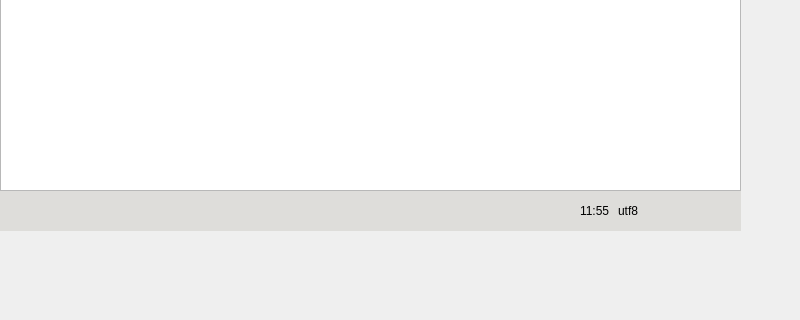
Qt form widget.ui (Bannirui/my-note) before a commit; both pictures show x 0 to 800 and y 280 to 600 of the 800 by 600 pixel window.
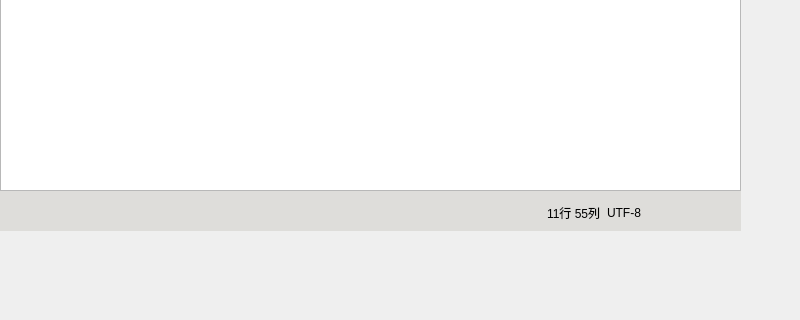
The same form after that commit. Icons and pictures are not drawn.

Diff of the .ui file:
```diff
--- a/widget.ui
+++ b/widget.ui
@@ -142,27 +142,56 @@
       <widget class="QWidget" name="layoutWidget">
        <property name="geometry">
         <rect>
-         <x>580</x>
+         <x>280</x>
          <y>10</y>
-         <width>69</width>
-         <height>20</height>
+         <width>381</width>
+         <height>24</height>
         </rect>
        </property>
        <layout class="QHBoxLayout" name="horizontalLayout_2">
+        <item>
+         <spacer name="horizontalSpacer">
+          <property name="orientation">
+           <enum>Qt::Orientation::Horizontal</enum>
+          </property>
+          <property name="sizeHint" stdset="0">
+           <size>
+            <width>40</width>
+            <height>20</height>
+           </size>
+          </property>
+         </spacer>
+        </item>
         <item>
          <widget class="QLabel" name="pos">
           <property name="text">
-           <string>11:55</string>
+           <string>11行 55列</string>
           </property>
          </widget>
         </item>
         <item>
          <widget class="QLabel" name="codec">
           <property name="text">
-           <string>utf8</string>
+           <string>UTF-8</string>
           </property>
          </widget>
         </item>
+        <item>
+         <spacer name="horizontalSpacer_3">
+          <property name="orientation">
+           <enum>Qt::Orientation::Horizontal</enum>
+          </property>
+          <property name="sizeType">
+           <enum>QSizePolicy::Policy::Fixed</enum>
+          </property>
+          <property name="sizeHint" stdset="0">
+           <size>
+            <width>20</width>
+            <height>20</height>
+           </size>
+          </property>
+         </spacer>
+        </item>
        </layout>
       </widget>
      </widget>
```
Left out of the diff: 4 changed lines with no effect on the pictures.
